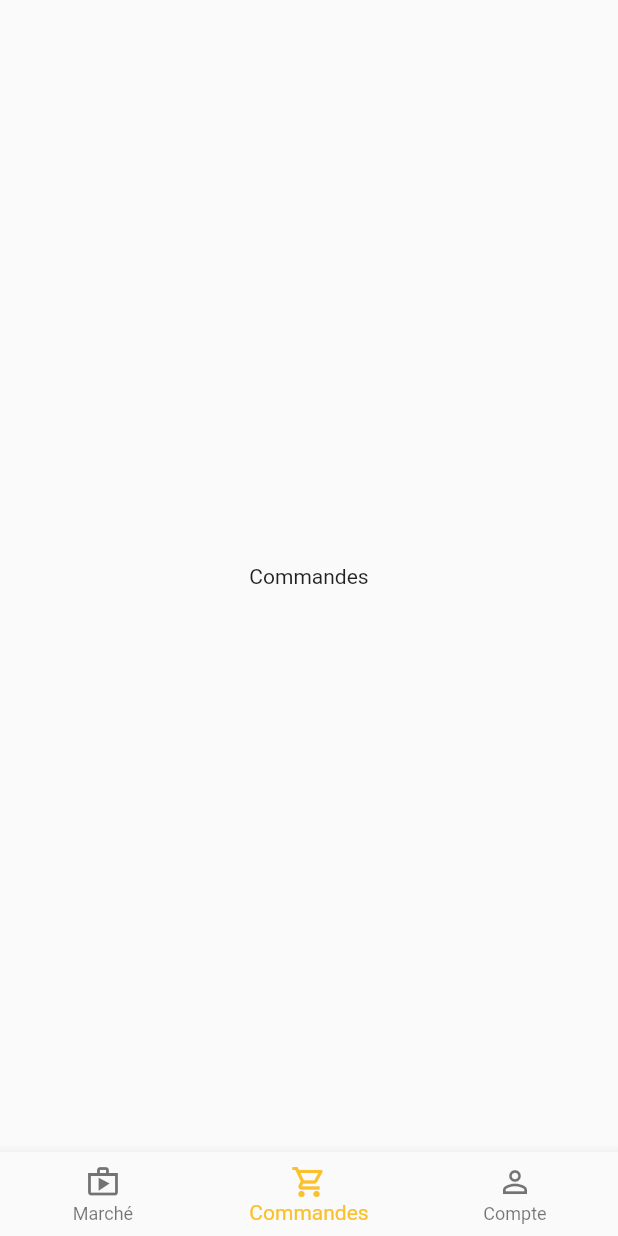
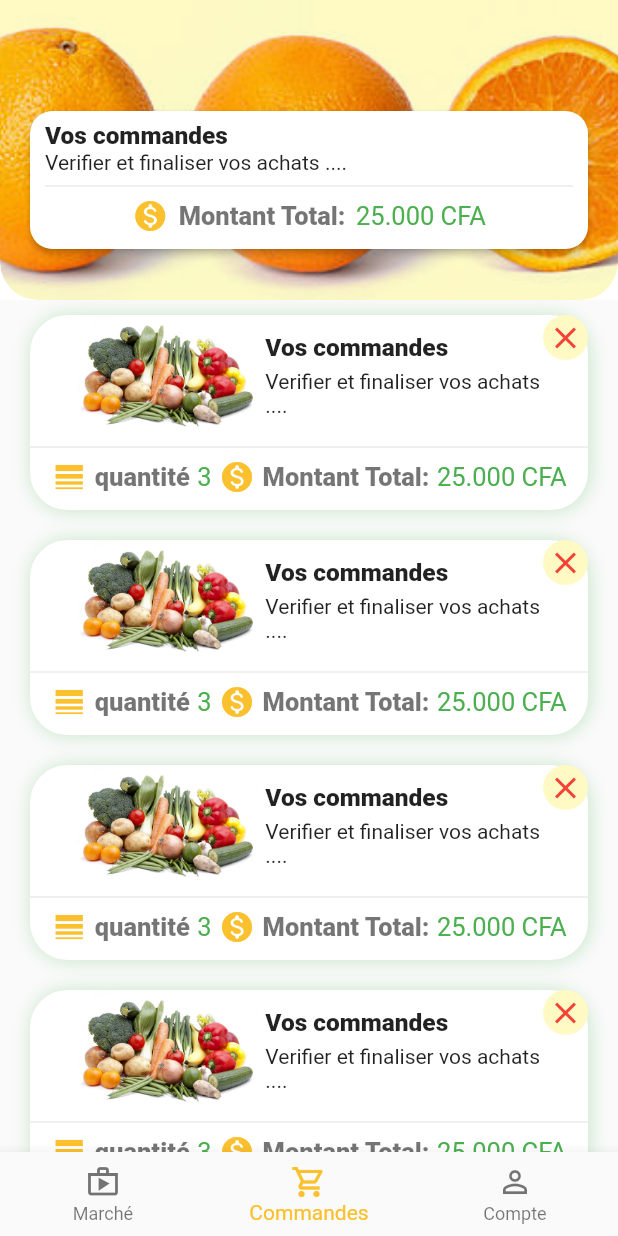
Before and after one commit to ofceab/manne_ui, a Flutter app: the screen it shows after launch, item 2 of the bottom bar chosen, on a phone screen of 412 x 824 dp. Run offline on Flutter 3.47's test engine with Material 2 defaults, Android fonts, the phone set to English and light mode, and no system bars; our stand-ins replace cloud_firestore, device_preview, firebase_core, flutter_bloc; accounts and stored records are empty.

Commit message:
Finished the orders screen(UI)

```diff
--- a/lib/main.dart
+++ b/lib/main.dart
@@ -1,3 +1,5 @@
+import 'package:device_preview/device_preview.dart';
+import 'package:flutter/foundation.dart';
 import 'package:flutter/material.dart';
 import 'package:flutter_bloc/flutter_bloc.dart';
 import 'package:manne/cubit/bottom_navigation_bar.dart';
@@ -7,7 +9,9 @@ import 'presentation/screens/root.dart';
 // Import the firebase_core plugin
 
 void main() {
-  runApp(App());
+  runApp(DevicePreview(
+    enabled: !kReleaseMode,
+    builder: (context)=>App()));
 }
 
 class App extends StatelessWidget {
--- /dev/null
+++ b/lib/presentation/screens/account/account.dart
@@ -0,0 +1,67 @@
+import 'package:flutter/material.dart';
+import 'package:manne/presentation/widgets/cart_list_item.dart';
+import 'package:manne/presentation/widgets/orders_info_bar.dart';
+
+class Account extends StatelessWidget {
+  @override
+  Widget build(BuildContext context) {
+    return Scaffold(
+      body: CustomScrollView(
+        slivers: [
+          SliverAppBar(
+            pinned: true,
+            floating: true,
+            collapsedHeight: 80,
+            backgroundColor: Colors.white,
+            title: Text(''),
+            expandedHeight: 200,
+            flexibleSpace: ClipRRect(
+              borderRadius: const BorderRadius.only(
+                bottomLeft: Radius.circular(25),
+                bottomRight: Radius.circular(25),
+              ),
+              child: Stack(
+                children: [
+                  Container(
+                    height: 200,
+                    decoration: BoxDecoration(
+                        borderRadius: const BorderRadius.only(
+                          bottomLeft: Radius.circular(25),
+                          bottomRight: Radius.circular(25),
+                        ),
+                        image: DecorationImage(
+                            fit: BoxFit.cover,
+                            colorFilter: ColorFilter.mode(
+                                Colors.yellow[100], BlendMode.darken),
+                            image: AssetImage('assets/header-image.webp'))),
+                    child: Center(
+                      child: Text(''),
+                    ),
+                  ),
+                  Positioned(
+                    top: 30,
+                    left: 25,
+                    child: Row(
+                      children: [
+                        CircleAvatar(
+                          minRadius: 50,
+                          maxRadius: 70,
+                          child: Icon(Icons.person_outline_outlined),
+                        ),
+                        Container(
+                          height: 40,
+                          color: Colors.yellow[700],
+                          child: Text('Konan Abraham Obed'),
+                          )
+                      ],
+                    ),
+                  )
+                ],
+              ),
+            ),
+          ),
+        ],
+      ),
+    );
+  }
+}
--- /dev/null
+++ b/lib/presentation/screens/cart/cart.dart
@@ -0,0 +1,55 @@
+import 'package:flutter/material.dart';
+import 'package:manne/presentation/widgets/cart_list_item.dart';
+import 'package:manne/presentation/widgets/orders_info_bar.dart';
+
+class Cart extends StatelessWidget {
+  @override
+  Widget build(BuildContext context) {
+    return Scaffold(
+      body: CustomScrollView(
+        slivers: [
+          SliverAppBar(
+            pinned: true,
+            floating: true,
+            collapsedHeight: 80,
+            backgroundColor: Colors.white,
+            title: Text(''),
+            expandedHeight: 200,
+            flexibleSpace: ClipRRect(
+              borderRadius: const BorderRadius.only(
+                bottomLeft: Radius.circular(25),
+                bottomRight: Radius.circular(25),
+              ),
+              child: Stack(
+                children: [
+                  Container(
+                    height: 200,
+                    decoration: BoxDecoration(
+                        borderRadius: const BorderRadius.only(
+                          bottomLeft: Radius.circular(25),
+                          bottomRight: Radius.circular(25),
+                        ),
+                        image: DecorationImage(
+                            fit: BoxFit.cover,
+                            colorFilter: ColorFilter.mode(
+                                Colors.yellow[100], BlendMode.darken),
+                            image: AssetImage('assets/orange-imge.jpg'))),
+                    child: Center(
+                      child: Text('sdgdf'),
+                    ),
+                  ),
+                  OrderInfoBar(),
+                ],
+              ),
+            ),
+          ),
+          SliverList(
+            delegate: SliverChildBuilderDelegate((context, index) {
+              return CartListItem();
+            }),
+          )
+        ],
+      ),
+    );
+  }
+}
--- a/lib/presentation/screens/home/home_screen.dart
+++ b/lib/presentation/screens/home/home_screen.dart
@@ -1,6 +1,8 @@
 import 'package:flutter/material.dart';
 import 'package:flutter_bloc/flutter_bloc.dart';
 import 'package:manne/cubit/bottom_navigation_bar.dart';
+import 'package:manne/presentation/screens/account/account.dart';
+import 'package:manne/presentation/screens/cart/cart.dart';
 import 'package:manne/presentation/widgets/ProductsBar.dart';
 import 'package:manne/presentation/widgets/product_list_item.dart';
 import 'package:manne/presentation/widgets/search_bar.dart';
@@ -10,9 +12,18 @@ import 'package:manne/presentation/widgets/trends.dart';
 class HomeScreen extends StatelessWidget {
   const HomeScreen({Key key}) : super(key: key);
 
-  CustomScrollView _buildMarketPlace() {
+  CustomScrollView _buildMarketPlace(BuildContext context) {
     return CustomScrollView(slivers: [
       SliverAppBar(
+        collapsedHeight: 100,
+        floating: true,
+        pinned: true,
+        centerTitle: true,
+        title: Text(
+            ''.toUpperCase(),
+            style: Theme.of(context).textTheme.subtitle1.copyWith(
+                fontSize: 20, color: Colors.blue, fontWeight: FontWeight.w800),
+          ),
         expandedHeight: 170,
         backgroundColor: Colors.transparent,
         flexibleSpace: SearchBar(),
@@ -34,17 +45,14 @@ class HomeScreen extends StatelessWidget {
     ]);
   }
 
-  Widget _buildScreenAccordingToBottomNavigation(int index) {
+  Widget _buildScreenAccordingToBottomNavigation(
+      BuildContext context, int index) {
     if (index == 0) {
-      return _buildMarketPlace();
+      return _buildMarketPlace(context);
     } else if (index == 1) {
-      return Center(
-        child: Text('Commandes'),
-      );
+      return Cart();
     } else if (index == 2) {
-      return Center(
-        child: Text('Person'),
-      );
+      return Account();
     }
     return null;
   }
@@ -96,7 +104,7 @@ class HomeScreen extends StatelessWidget {
         body: SafeArea(
           child: BlocBuilder<BottonNavigationCubit, int>(
             builder: (context, index) {
-              return _buildScreenAccordingToBottomNavigation(index);
+              return _buildScreenAccordingToBottomNavigation(context, index);
             },
           ),
         ));
--- /dev/null
+++ b/lib/presentation/widgets/cart_list_item.dart
@@ -0,0 +1,151 @@
+import 'package:flutter/material.dart';
+
+class CartListItem extends StatelessWidget {
+  @override
+  Widget build(BuildContext context) {
+    return Container(
+        alignment: Alignment.center,
+        margin: const EdgeInsets.symmetric(horizontal: 20, vertical: 10),
+        height: 130,
+        decoration: BoxDecoration(
+            borderRadius: BorderRadius.circular(25),
+            color: Colors.white,
+            boxShadow: [
+              BoxShadow(
+                  blurRadius: 10,
+                  color: Colors.green[100],
+                  offset: Offset(1.2, 0.5))
+            ]),
+        child: Stack(
+          children: [
+            Column(
+              crossAxisAlignment: CrossAxisAlignment.start,
+              children: [
+                SizedBox(
+                  height: 80,
+                  child: Row(
+                    crossAxisAlignment: CrossAxisAlignment.center,
+                    mainAxisAlignment: MainAxisAlignment.center,
+                    children: [
+                      Flexible(
+                        flex: 1,
+                        child: Image.asset(
+                          'assets/header-image.webp',
+                          fit: BoxFit.cover,
+                        ),
+                      ),
+                      SizedBox(
+                        width: 5,
+                      ),
+                      Expanded(
+                        child: Column(
+                          mainAxisAlignment: MainAxisAlignment.center,
+                          crossAxisAlignment: CrossAxisAlignment.start,
+                          children: [
+                            Text(
+                              'Vos commandes',
+                              style: Theme.of(context)
+                                  .textTheme
+                                  .subtitle1
+                                  .copyWith(
+                                    fontSize: 16.3,
+                                    fontWeight: FontWeight.w800,
+                                  ),
+                            ),
+                            SizedBox(
+                              height: 5,
+                            ),
+                            Text('Verifier et finaliser vos achats ....'),
+                          ],
+                        ),
+                      ),
+                    ],
+                  ),
+                ),
+                Divider(),
+                Row(
+                  mainAxisAlignment: MainAxisAlignment.center,
+                  children: [
+                    GestureDetector(
+                      onTap: () {},
+                      child: Row(
+                        mainAxisAlignment: MainAxisAlignment.spaceAround,
+                        children: [
+                          Icon(
+                            Icons.line_weight_sharp,
+                            color: Colors.yellow[700],
+                          ),
+                          SizedBox(
+                            width: 5,
+                          ),
+                          Text(
+                            'quantité',
+                            style: Theme.of(context).textTheme.caption.copyWith(
+                                fontWeight: FontWeight.w800, fontSize: 17),
+                          ),
+                          SizedBox(
+                            width: 5,
+                          ),
+                          Text(
+                            '3',
+                            style: Theme.of(context)
+                                .textTheme
+                                .caption
+                                .copyWith(color: Colors.green, fontSize: 17),
+                          )
+                        ],
+                      ),
+                    ),
+                    SizedBox(
+                      width: 5,
+                    ),
+                    GestureDetector(
+                      onTap: () {},
+                      child: Row(
+                        mainAxisAlignment: MainAxisAlignment.spaceAround,
+                        children: [
+                          Icon(
+                            Icons.monetization_on_rounded,
+                            color: Colors.yellow[700],
+                          ),
+                          SizedBox(
+                            width: 5,
+                          ),
+                          Text(
+                            'Montant Total:',
+                            style: Theme.of(context).textTheme.caption.copyWith(
+                                fontWeight: FontWeight.w800, fontSize: 17),
+                          ),
+                          SizedBox(
+                            width: 5,
+                          ),
+                          Text(
+                            '25.000 CFA',
+                            style: Theme.of(context)
+                                .textTheme
+                                .caption
+                                .copyWith(color: Colors.green, fontSize: 17),
+                          )
+                        ],
+                      ),
+                    ),
+                  ],
+                )
+              ],
+            ),
+            Positioned(
+              right: 0,
+              top: 0,
+              child: CircleAvatar(
+                backgroundColor: Colors.yellow[100],
+                radius: 15,
+                child: Icon(
+                  Icons.close,
+                  color: Colors.red,
+                ),
+              ),
+            )
+          ],
+        ));
+  }
+}
--- /dev/null
+++ b/lib/presentation/widgets/orders_info_bar.dart
@@ -0,0 +1,76 @@
+import 'package:flutter/material.dart';
+
+class OrderInfoBar extends StatelessWidget {
+  @override
+  Positioned build(BuildContext context) {
+    return Positioned(
+      bottom: 30,
+      left: 16,
+      right: 16,
+      child: Container(
+        height: 100,
+        child: Card(
+          elevation: 2,
+          shape:
+              RoundedRectangleBorder(borderRadius: BorderRadius.circular(15)),
+          child: Padding(
+            padding: const EdgeInsets.symmetric(horizontal: 10, vertical: 7),
+            child: Column(
+              crossAxisAlignment: CrossAxisAlignment.start,
+              children: [
+                Text(
+                  'Vos commandes',
+                  style: Theme.of(context).textTheme.subtitle1.copyWith(
+                    fontSize: 16.3,
+                        fontWeight: FontWeight.w800,
+                      ),
+                ),
+                Text('Verifier et finaliser vos achats ....'),
+                Divider(),
+                Row(
+                  mainAxisAlignment: MainAxisAlignment.center,
+                  children: [
+                    GestureDetector(
+                      onTap: () {},
+                      child: Row(
+                        mainAxisAlignment: MainAxisAlignment.spaceAround,
+                        children: [
+                          Icon(
+                            Icons.monetization_on_rounded,
+                            color: Colors.yellow[700],
+                          ),
+                          SizedBox(
+                            width: 7,
+                          ),
+                          Text(
+                            'Montant Total:',
+                            style: Theme.of(context)
+                                .textTheme
+                                .caption
+                                .copyWith(
+                                  fontWeight: FontWeight.w800,
+                                  fontSize: 17),
+                          ),
+                          SizedBox(width: 7,),
+                          Text(
+                            '25.000 CFA',
+                            style: Theme.of(context)
+                                .textTheme
+                                .caption
+                                .copyWith(
+                                  color: Colors.green,
+                                  fontSize: 17),
+                          )
+                        ],
+                      ),
+                    ),
+                  ],
+                )
+              ],
+            ),
+          ),
+        ),
+      ),
+    );
+  }
+}
--- a/lib/presentation/widgets/product_list_item.dart
+++ b/lib/presentation/widgets/product_list_item.dart
@@ -6,7 +6,7 @@ class ProductListItem extends StatelessWidget {
     return Container(
         padding: const EdgeInsets.symmetric(horizontal: 25, vertical: 10),
         child:
-            Row(mainAxisAlignment: MainAxisAlignment.spaceBetween, children: [
+            Row(mainAxisAlignment: MainAxisAlignment.spaceEvenly, children: [
           Container(
               decoration:
                   BoxDecoration(borderRadius: BorderRadius.circular(25)),
@@ -18,12 +18,15 @@ class ProductListItem extends StatelessWidget {
                     'assets/poisson-frais.jpg',
                     fit: BoxFit.cover,
                   ))),
+                  SizedBox(width: 5,),
           Column(
               mainAxisAlignment: MainAxisAlignment.center,
               crossAxisAlignment: CrossAxisAlignment.start,
               children: [
                 Text(
                   'Delicious Healthy Kebab',
+                  maxLines: 2,
+                  overflow: TextOverflow.ellipsis,
                   style: Theme.of(context).textTheme.subtitle1.copyWith(
                         fontWeight: FontWeight.w800,
                       ),
@@ -68,7 +71,9 @@ class ProductListItem extends StatelessWidget {
                           ),
                           Text(
                             '3.500 Fr',
-                          style: Theme.of(context).textTheme.caption.copyWith(),
+                            style: Theme.of(context).textTheme.caption.copyWith(
+                              fontSize: 15.2
+                            ),
                           )
                         ],
                       ),
@@ -76,6 +81,8 @@ class ProductListItem extends StatelessWidget {
                     SizedBox(
                       width: 5,
                     ),
+                    Wrap(
+                                          children: [
                                             GestureDetector(
                         onTap: () {
                           //TODO
@@ -87,7 +94,9 @@ class ProductListItem extends StatelessWidget {
                               style: Theme.of(context)
                                   .textTheme
                                   .caption
-                              .copyWith(fontWeight: FontWeight.w800),
+                                  .copyWith(
+                                    fontSize: 15,
+                                    fontWeight: FontWeight.w800),
                             ),
                             SizedBox(
                               width: 2,
@@ -103,6 +112,8 @@ class ProductListItem extends StatelessWidget {
                     ),
                   ],
                 ),
+              ],
+            ),
         ]));
   }
 }
--- a/pubspec.yaml
+++ b/pubspec.yaml
@@ -23,6 +23,7 @@ environment:
 dependencies:
   flutter:
     sdk: flutter
+  device_preview: ^0.4.8
 
 
   # The following adds the Cupertino Icons font to your application.
```
Also changed, not shown: pubspec.lock. Lines whose indentation alone changed are shown as unchanged.
